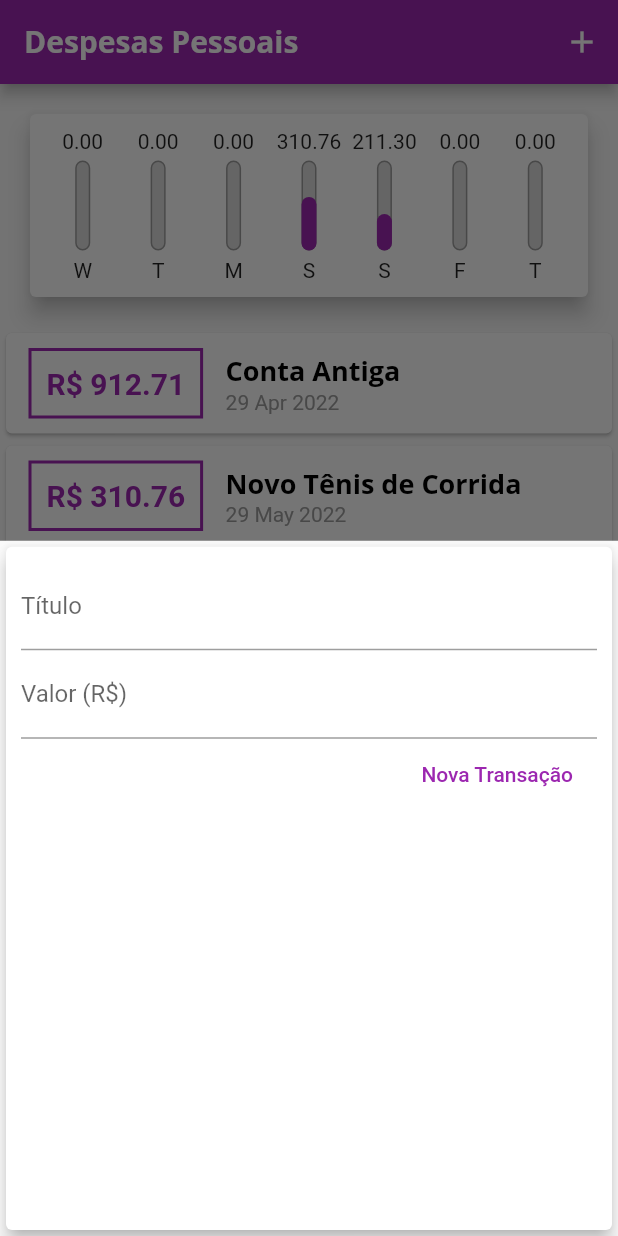
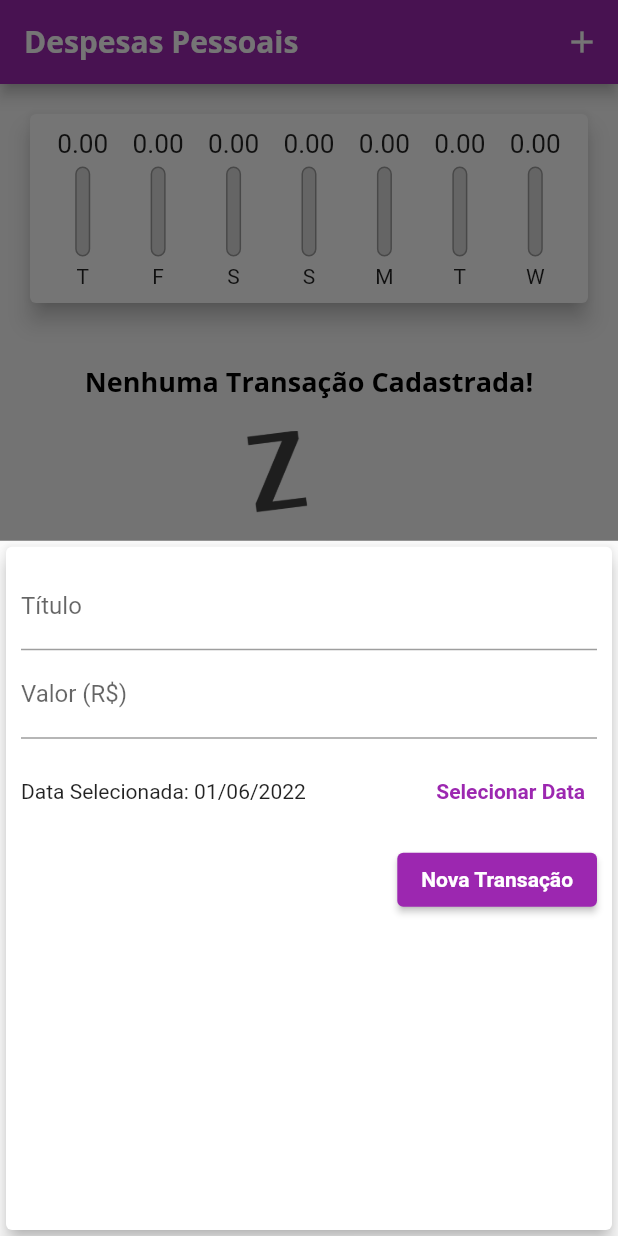
Before and after one commit to vjeremiasbraz/flutter_despesas_pessoais, a Flutter app: the screen it shows after launch, after a tap on the "add" icon, on a phone screen of 412 x 824 dp. Run offline on Flutter 3.47's test engine with Material 2 defaults, Android fonts, the phone set to English and light mode, and no system bars.

Commit message:
projeto final

```diff
--- a/lib/components/chart.dart
+++ b/lib/components/chart.dart
@@ -30,7 +30,7 @@ class Chart extends StatelessWidget {
         'day': DateFormat.E().format(weekDay)[0],
         'value': totalSum,
       };
-    });
+    }).reversed.toList();
   }
 
   double get _weekTotalValue => groupedTransactions.fold(0.0, (sum, tr) {
@@ -52,7 +52,9 @@ class Chart extends StatelessWidget {
               child: ChartBar(
                 label: tr['day'] as String,
                 value: tr['value'] as double,
-                percentage: (tr['value'] as double) / _weekTotalValue,
+                percentage: _weekTotalValue == 0
+                    ? 0
+                    : (tr['value'] as double) / _weekTotalValue,
               ),
             );
           }).toList(),
--- a/lib/components/chart_bar.dart
+++ b/lib/components/chart_bar.dart
@@ -15,7 +15,9 @@ class ChartBar extends StatelessWidget {
   Widget build(BuildContext context) {
     return Column(
       children: <Widget>[
-        FittedBox(child: Text('${value!.toStringAsFixed(2)}')),
+        Container(
+            height: 20,
+            child: FittedBox(child: Text('${value!.toStringAsFixed(2)}'))),
         SizedBox(height: 5),
         Container(
           height: 60,
--- a/lib/components/transaction_form.dart
+++ b/lib/components/transaction_form.dart
@@ -1,28 +1,46 @@
 import 'package:flutter/material.dart';
+import 'package:intl/intl.dart';
 
 class TransactionForm extends StatefulWidget {
-  final void Function(String, double) onSubmit;
+  final void Function(String, double, DateTime) onSubmit;
 
-  TransactionForm(this.onSubmit);
+  const TransactionForm(this.onSubmit, {Key? key}) : super(key: key);
 
   @override
   State<TransactionForm> createState() => _TransactionFormState();
 }
 
 class _TransactionFormState extends State<TransactionForm> {
-  final titleControler = TextEditingController();
-
-  final valueControler = TextEditingController();
+  final _titleController = TextEditingController();
+  final _valueController = TextEditingController();
+  DateTime? _selectedDate = DateTime.now();
 
   _submitForm() {
-    final title = titleControler.text;
-    final value = double.tryParse(valueControler.text) ?? 0.00;
+    final title = _titleController.text;
+    final value = double.tryParse(_valueController.text) ?? 0;
 
-    if (title.isEmpty || value <= 0) {
+    if (title.isEmpty || value <= 0 || _selectedDate == null) {
       return;
     }
 
-    widget.onSubmit(title, value);
+    widget.onSubmit(title, value, _selectedDate!);
+  }
+
+  _showDatePicker() {
+    showDatePicker(
+      context: context,
+      initialDate: DateTime.now(),
+      firstDate: DateTime(2019),
+      lastDate: DateTime.now(),
+    ).then((pickedDate) {
+      if (pickedDate == null) {
+        return;
+      }
+
+      setState(() {
+        _selectedDate = pickedDate;
+      });
+    });
   }
 
   @override
@@ -32,26 +50,56 @@ class _TransactionFormState extends State<TransactionForm> {
       child: Padding(
         padding: const EdgeInsets.all(10),
         child: Column(
-          children: <Widget>[
+          children: [
             TextField(
-              controller: titleControler,
+              controller: _titleController,
               onSubmitted: (_) => _submitForm(),
-              decoration: InputDecoration(labelText: 'Título'),
+              decoration: const InputDecoration(
+                labelText: 'Título',
+              ),
             ),
             TextField(
-              controller: valueControler,
-              keyboardType: TextInputType.numberWithOptions(decimal: true),
+              controller: _valueController,
+              keyboardType:
+                  const TextInputType.numberWithOptions(decimal: true),
               onSubmitted: (_) => _submitForm(),
-              decoration: InputDecoration(
+              decoration: const InputDecoration(
                 labelText: 'Valor (R\$)',
+              ),
+            ),
+            SizedBox(
+              height: 70,
+              child: Row(
+                children: <Widget>[
+                  Expanded(
+                    child: Text(
+                      _selectedDate == null
+                          ? 'Nenhuma data selecionada!'
+                          : 'Data Selecionada: ${DateFormat('dd/MM/y').format(_selectedDate!)}',
+                    ),
+                  ),
+                  TextButton(
+                    child: const Text(
+                      'Selecionar Data',
+                      style: TextStyle(
+                        fontWeight: FontWeight.bold,
+                      ),
+                    ),
+                    onPressed: _showDatePicker,
+                  )
+                ],
               ),
             ),
             Row(
               mainAxisAlignment: MainAxisAlignment.end,
-              children: [
-                FlatButton(
-                  child: Text('Nova Transação'),
-                  textColor: Colors.purple,
+              children: <Widget>[
+                ElevatedButton(
+                  child: Text(
+                    'Nova Transação',
+                    style: TextStyle(
+                      color: Theme.of(context).textTheme.button?.color,
+                    ),
+                  ),
                   onPressed: _submitForm,
                 ),
               ],
--- a/lib/components/transaction_list.dart
+++ b/lib/components/transaction_list.dart
@@ -4,13 +4,15 @@ import 'package:intl/intl.dart';
 
 class TransactionList extends StatelessWidget {
   final List<Transaction> transactions;
+  final void Function(String) onRemove;
 
-  const TransactionList(this.transactions, {Key? key}) : super(key: key);
+  const TransactionList(this.transactions, this.onRemove, {Key? key})
+      : super(key: key);
 
   @override
   Widget build(BuildContext context) {
     return SizedBox(
-      height: 450,
+      height: 500,
       child: transactions.isEmpty
           ? Column(
               children: [
@@ -34,45 +36,39 @@ class TransactionList extends StatelessWidget {
               itemBuilder: (ctx, index) {
                 final tr = transactions[index];
                 return Card(
-                  child: Row(
-                    children: [
-                      Container(
+                  elevation: 5,
                   margin: const EdgeInsets.symmetric(
-                          horizontal: 15,
-                          vertical: 10,
+                    vertical: 8,
+                    horizontal: 5,
                   ),
-                        decoration: BoxDecoration(
-                          border: Border.all(
-                            color: Theme.of(context).colorScheme.primary,
-                            width: 2,
-                          ),
-                        ),
-                        padding: const EdgeInsets.all(10),
+                  child: ListTile(
+                    leading: CircleAvatar(
+                      backgroundColor: Colors.purple,
+                      radius: 30,
+                      child: Padding(
+                        padding: const EdgeInsets.all(6),
+                        child: FittedBox(
                           child: Text(
-                          'R\$ ${tr.value.toStringAsFixed(2)}',
-                          style: TextStyle(
-                            fontWeight: FontWeight.bold,
-                            fontSize: 20,
-                            color: Theme.of(context).colorScheme.primary,
+                            'R\$${tr.value}',
+                            style: const TextStyle(
+                              color: Colors.white,
                             ),
                           ),
                         ),
-                      Column(
-                        crossAxisAlignment: CrossAxisAlignment.start,
-                        children: [
-                          Text(
+                      ),
+                    ),
+                    title: Text(
                       tr.title,
                       style: Theme.of(context).textTheme.headline6,
                     ),
-                          Text(
+                    subtitle: Text(
                       DateFormat('d MMM y').format(tr.date),
-                            style: const TextStyle(
-                              color: Colors.grey,
                     ),
+                    trailing: IconButton(
+                      icon: const Icon(Icons.delete),
+                      color: Theme.of(context).errorColor,
+                      onPressed: () => onRemove(tr.id),
                     ),
-                        ],
-                      ),
-                    ],
                   ),
                 );
               },
--- a/lib/main.dart
+++ b/lib/main.dart
@@ -8,26 +8,31 @@ import 'models/transaction.dart';
 main() => runApp(ExpensesApp());
 
 class ExpensesApp extends StatelessWidget {
+  ExpensesApp({Key? key}) : super(key: key);
+  final ThemeData tema = ThemeData();
+
   @override
   Widget build(BuildContext context) {
-    final ThemeData tema = ThemeData();
-
     return MaterialApp(
-      home: MyHomePage(),
+      home: const MyHomePage(),
       theme: tema.copyWith(
         colorScheme: tema.colorScheme.copyWith(
           primary: Colors.purple,
           secondary: Colors.amber,
         ),
         textTheme: tema.textTheme.copyWith(
-          headline6: TextStyle(
+          headline6: const TextStyle(
             fontFamily: 'OpenSans',
             fontSize: 18,
             fontWeight: FontWeight.bold,
             color: Colors.black,
           ),
+          button: const TextStyle(
+            color: Colors.white,
+            fontWeight: FontWeight.bold,
+          ),
         ),
-        appBarTheme: AppBarTheme(
+        appBarTheme: const AppBarTheme(
           titleTextStyle: TextStyle(
             fontFamily: 'OpenSans',
             fontSize: 20,
@@ -40,46 +45,29 @@ class ExpensesApp extends StatelessWidget {
 }
 
 class MyHomePage extends StatefulWidget {
+  const MyHomePage({Key? key}) : super(key: key);
+
   @override
-  _MyHomePageState createState() => _MyHomePageState();
+  State<MyHomePage> createState() => _MyHomePageState();
 }
 
 class _MyHomePageState extends State<MyHomePage> {
-  final List<Transaction> _transactions = [
-    Transaction(
-      id: 't0',
-      title: 'Conta Antiga',
-      value: 912.71,
-      date: DateTime.now().subtract(Duration(days: 33)),
-    ),
-    Transaction(
-      id: 't1',
-      title: 'Novo Tênis de Corrida',
-      value: 310.76,
-      date: DateTime.now().subtract(Duration(days: 3)),
-    ),
-    Transaction(
-      id: 't2',
-      title: 'Conta de Luz',
-      value: 211.30,
-      date: DateTime.now().subtract(Duration(days: 4)),
-    ),
-  ];
+  final List<Transaction> _transactions = [];
 
   List<Transaction> get _recentTransactions {
-    return _transactions
-        .where((tr) => tr.date.isAfter(DateTime.now().subtract(
-              Duration(days: 7),
-            )))
-        .toList();
+    return _transactions.where((tr) {
+      return tr.date.isAfter(DateTime.now().subtract(
+        const Duration(days: 7),
+      ));
+    }).toList();
   }
 
-  _addTransaction(String title, double value) {
+  _addTransaction(String title, double value, DateTime date) {
     final newTransaction = Transaction(
       id: Random().nextDouble().toString(),
       title: title,
       value: value,
-      date: DateTime.now(),
+      date: date,
     );
 
     setState(() {
@@ -87,6 +75,12 @@ class _MyHomePageState extends State<MyHomePage> {
     });
 
     Navigator.of(context).pop();
+  }
+
+  _removeTransaction(String id) {
+    setState(() {
+      _transactions.removeWhere((tr) => tr.id == id);
+    });
   }
 
   _openTransactionFormModal(BuildContext context) {
@@ -102,10 +96,10 @@ class _MyHomePageState extends State<MyHomePage> {
   Widget build(BuildContext context) {
     return Scaffold(
       appBar: AppBar(
-        title: Text('Despesas Pessoais'),
-        actions: <Widget>[
+        title: const Text('Despesas Pessoais'),
+        actions: [
           IconButton(
-            icon: Icon(Icons.add),
+            icon: const Icon(Icons.add),
             onPressed: () => _openTransactionFormModal(context),
           ),
         ],
@@ -113,14 +107,14 @@ class _MyHomePageState extends State<MyHomePage> {
       body: SingleChildScrollView(
         child: Column(
           crossAxisAlignment: CrossAxisAlignment.stretch,
-          children: <Widget>[
+          children: [
             Chart(_recentTransactions),
-            TransactionList(_transactions),
+            TransactionList(_transactions, _removeTransaction),
           ],
         ),
       ),
       floatingActionButton: FloatingActionButton(
-        child: Icon(Icons.add),
+        child: const Icon(Icons.add),
         onPressed: () => _openTransactionFormModal(context),
       ),
       floatingActionButtonLocation: FloatingActionButtonLocation.centerFloat,
```
Lines whose indentation alone changed are shown as unchanged.
